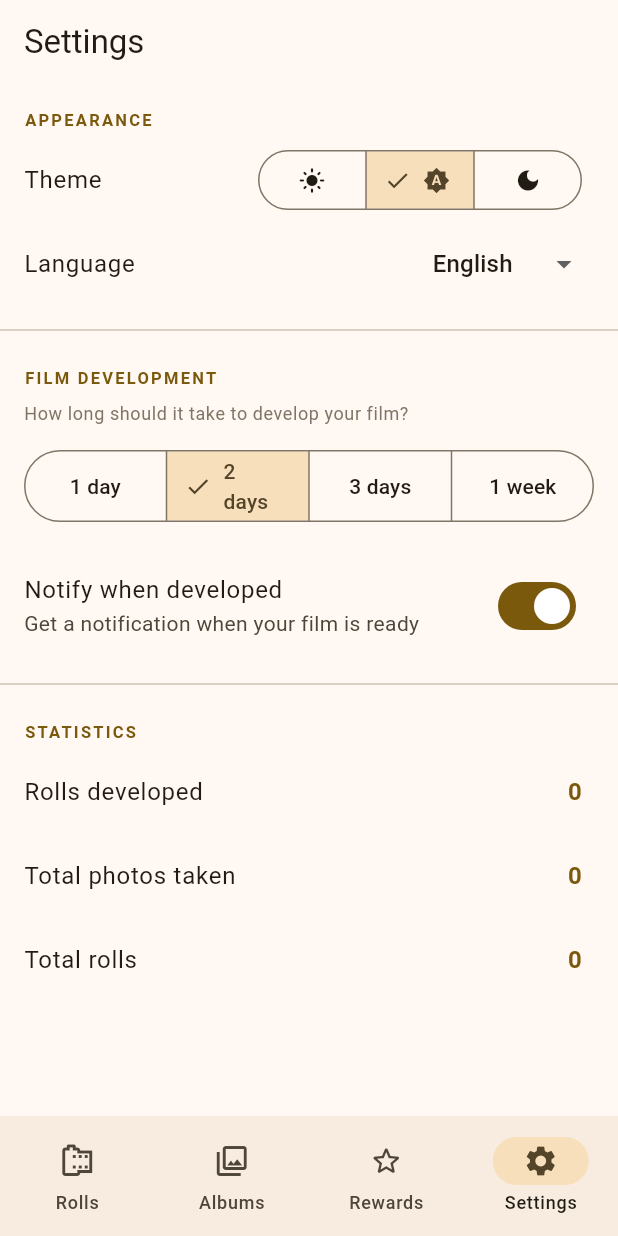
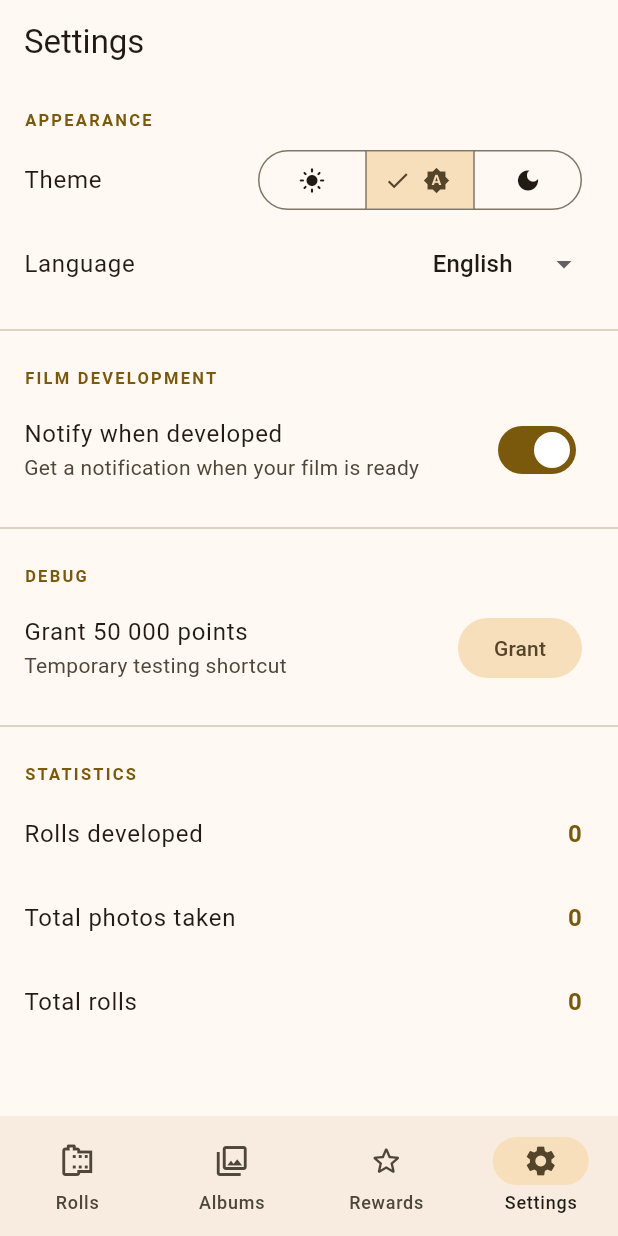
Before and after one commit to bandpassrecords/negativo, a Flutter app: the screen it shows after launch, item 4 of the bottom bar chosen, on a phone screen of 412 x 824 dp. Run offline on Flutter 3.47's test engine with Material 3 defaults, Android fonts, the phone set to English and light mode, and no system bars; our stand-ins replace camera, flutter_local_notifications, google_sign_in, hive_ce, hive_ce_flutter, image_picker and 4 more; accounts and stored records are empty; generated files the repository leaves out were written again.

Commit message:
Update translation

```diff
--- a/lib/screens/main_screen.dart
+++ b/lib/screens/main_screen.dart
@@ -1,4 +1,5 @@
 import 'package:flutter/material.dart';
+import '../l10n/app_localizations.dart';
 import 'rolls_screen.dart';
 import 'albums_screen.dart';
 import 'progress_screen.dart';
@@ -34,31 +35,32 @@ class _MainScreenState extends State<MainScreen> {
 
   @override
   Widget build(BuildContext context) {
+    final l = AppLocalizations.of(context)!;
     return Scaffold(
       body: _buildTab(),
       bottomNavigationBar: NavigationBar(
         selectedIndex: _index,
         onDestinationSelected: (i) => setState(() => _index = i),
-        destinations: const [
+        destinations: [
           NavigationDestination(
-            icon: Icon(Icons.camera_roll_outlined),
-            selectedIcon: Icon(Icons.camera_roll),
-            label: 'Rolls',
+            icon: const Icon(Icons.camera_roll_outlined),
+            selectedIcon: const Icon(Icons.camera_roll),
+            label: l.navRolls,
           ),
           NavigationDestination(
-            icon: Icon(Icons.photo_library_outlined),
-            selectedIcon: Icon(Icons.photo_library),
-            label: 'Albums',
+            icon: const Icon(Icons.photo_library_outlined),
+            selectedIcon: const Icon(Icons.photo_library),
+            label: l.navAlbums,
           ),
           NavigationDestination(
-            icon: Icon(Icons.star_outline_rounded),
-            selectedIcon: Icon(Icons.star_rounded),
-            label: 'Rewards',
+            icon: const Icon(Icons.star_outline_rounded),
+            selectedIcon: const Icon(Icons.star_rounded),
+            label: l.navRewards,
           ),
           NavigationDestination(
-            icon: Icon(Icons.settings_outlined),
-            selectedIcon: Icon(Icons.settings),
-            label: 'Settings',
+            icon: const Icon(Icons.settings_outlined),
+            selectedIcon: const Icon(Icons.settings),
+            label: l.navSettings,
           ),
         ],
       ),
--- a/lib/screens/settings_screen.dart
+++ b/lib/screens/settings_screen.dart
@@ -1,6 +1,8 @@
 import 'package:flutter/material.dart';
 import 'package:negativo/main.dart';
+import '../l10n/app_localizations.dart';
 import '../services/hive_service.dart';
+import '../services/scoring_service.dart';
 import '../models/app_settings.dart';
 
 class SettingsScreen extends StatefulWidget {
@@ -27,17 +29,17 @@ class _SettingsScreenState extends State<SettingsScreen> {
 
   @override
   Widget build(BuildContext context) {
-    final cs = Theme.of(context).colorScheme;
+    final l = AppLocalizations.of(context)!;
 
     return Scaffold(
-      appBar: AppBar(title: const Text('Settings')),
+      appBar: AppBar(title: Text(l.settingsTitle)),
       body: ListView(
         padding: const EdgeInsets.symmetric(vertical: 8),
         children: [
           // ── Appearance ──────────────────────────────────────────
-          const _SectionHeader(title: 'Appearance'),
+          _SectionHeader(title: l.settingsAppearance),
           ListTile(
-            title: const Text('Theme'),
+            title: Text(l.settingsTheme),
             trailing: SegmentedButton<String>(
               segments: const [
                 ButtonSegment(value: 'light', icon: Icon(Icons.light_mode, size: 18)),
@@ -55,7 +57,7 @@ class _SettingsScreenState extends State<SettingsScreen> {
             ),
           ),
           ListTile(
-            title: const Text('Language'),
+            title: Text(l.settingsLanguage),
             trailing: DropdownButton<String>(
               value: _settings.language,
               underline: const SizedBox.shrink(),
@@ -78,38 +80,10 @@ class _SettingsScreenState extends State<SettingsScreen> {
           const Divider(height: 32),
 
           // ── Film Development ─────────────────────────────────────
-          const _SectionHeader(title: 'Film Development'),
-          Padding(
-            padding: const EdgeInsets.symmetric(horizontal: 16, vertical: 4),
-            child: Text(
-              'How long should it take to develop your film?',
-              style: Theme.of(context)
-                  .textTheme
-                  .bodySmall
-                  ?.copyWith(color: cs.outline),
-            ),
-          ),
-          const SizedBox(height: 8),
-          Padding(
-            padding: const EdgeInsets.symmetric(horizontal: 16),
-            child: SegmentedButton<int>(
-              segments: const [
-                ButtonSegment(value: 24, label: Text('1 day')),
-                ButtonSegment(value: 48, label: Text('2 days')),
-                ButtonSegment(value: 72, label: Text('3 days')),
-                ButtonSegment(value: 168, label: Text('1 week')),
-              ],
-              selected: {_settings.developmentDurationHours},
-              onSelectionChanged: (v) {
-                setState(() => _settings.developmentDurationHours = v.first);
-                _save();
-              },
-            ),
-          ),
-          const SizedBox(height: 16),
+          _SectionHeader(title: l.settingsFilmDev),
           SwitchListTile(
-            title: const Text('Notify when developed'),
-            subtitle: const Text('Get a notification when your film is ready'),
+            title: Text(l.settingsNotifyDev),
+            subtitle: Text(l.settingsNotifyDevSub),
             value: _settings.developmentNotificationsEnabled,
             onChanged: (v) {
               setState(() => _settings.developmentNotificationsEnabled = v);
@@ -119,18 +93,38 @@ class _SettingsScreenState extends State<SettingsScreen> {
 
           const Divider(height: 32),
 
+          // ── Debug ────────────────────────────────────────────────
+          const _SectionHeader(title: 'Debug'),
+          ListTile(
+            title: const Text('Grant 50 000 points'),
+            subtitle: const Text('Temporary testing shortcut'),
+            trailing: FilledButton.tonal(
+              onPressed: () async {
+                await ScoringService.addPoints(50000);
+                if (context.mounted) {
+                  ScaffoldMessenger.of(context).showSnackBar(
+                    const SnackBar(content: Text('50 000 points added!')),
+                  );
+                }
+              },
+              child: const Text('Grant'),
+            ),
+          ),
+
+          const Divider(height: 32),
+
           // ── Statistics ───────────────────────────────────────────
-          const _SectionHeader(title: 'Statistics'),
+          _SectionHeader(title: l.settingsStatistics),
           _StatTile(
-            label: 'Rolls developed',
+            label: l.settingsRollsDeveloped,
             value: '${HiveService.getTotalDevelopedRolls()}',
           ),
           _StatTile(
-            label: 'Total photos taken',
+            label: l.settingsTotalPhotos,
             value: '${HiveService.getTotalExposures()}',
           ),
           _StatTile(
-            label: 'Total rolls',
+            label: l.settingsTotalRolls,
             value: '${HiveService.getTotalRolls()}',
           ),
 
--- a/lib/services/film_service.dart
+++ b/lib/services/film_service.dart
@@ -23,13 +23,12 @@ class FilmService {
     int capacity, {
     String? filmStockId,
   }) async {
-    final settings = HiveService.getSettings();
     final roll = FilmRoll(
       id: _uuid.v4(),
       name: name,
       capacity: capacity,
       createdAt: DateTime.now(),
-      developmentDurationHours: settings.developmentDurationHours,
+      developmentDurationHours: ScoringService.developmentHours,
       filmStockId: filmStockId,
     );
     await HiveService.saveFilmRoll(roll);
--- a/lib/services/scoring_service.dart
+++ b/lib/services/scoring_service.dart
@@ -16,6 +16,10 @@ class ScoringService {
   static const String filmHp5    = 'film_hp5';
   static const String filmEktar  = 'film_ektar';
   static const String filmVelvia = 'film_velvia';
+
+  // Development time reductions (default is 3 days / 72 h)
+  static const String devTime2Days = 'dev_2days'; // reduce to 2 days
+  static const String devTime1Day  = 'dev_1day';  // reduce to 1 day
 
   // ── Earning ───────────────────────────────────────────────────────────────
   static const int ptsPerPhoto    = 5;
@@ -44,7 +48,8 @@ class ScoringService {
 
   // ── Permanent unlock costs ────────────────────────────────────────────────
   static const List<String> featureOrder = [
-    roll24, roll36, filmHp5, slot2, filmEktar, filmVelvia, slotUnlimited,
+    roll24, roll36, filmHp5, slot2, filmEktar, filmVelvia,
+    devTime2Days, devTime1Day, slotUnlimited,
   ];
 
   static const Map<String, int> unlockCosts = {
@@ -54,6 +59,8 @@ class ScoringService {
     slot2:         900,
     filmEktar:     450,
     filmVelvia:    800,
+    devTime2Days:  600,
+    devTime1Day:   1200,
     slotUnlimited: 2500,
   };
 
@@ -64,6 +71,8 @@ class ScoringService {
     slot2:         'Load 2 rolls at once',
     filmEktar:     'Kodak Ektar 100',
     filmVelvia:    'Fujifilm Velvia 50',
+    devTime2Days:  'Faster development (2 days)',
+    devTime1Day:   'Express development (1 day)',
     slotUnlimited: 'Unlimited rolls',
   };
 
@@ -74,6 +83,8 @@ class ScoringService {
     slot2:         'Keep two rolls loaded simultaneously.',
     filmEktar:     'Ultra-vivid colour with punchy reds and sharp detail.',
     filmVelvia:    'Hyper-saturated landscape film with deep shadows.',
+    devTime2Days:  'Cut development time down to 2 days.',
+    devTime1Day:   'Same-day development — your roll is ready in 24 hours.',
     slotUnlimited: 'The ultimate upgrade — load as many rolls as you want.',
   };
 
@@ -119,6 +130,14 @@ class ScoringService {
 
   // ── Derived state ─────────────────────────────────────────────────────────
 
+  /// Development duration in hours based on unlocked speed upgrades.
+  /// Default 72 h (3 days) → 48 h (2 days) → 24 h (1 day).
+  static int get developmentHours {
+    if (isUnlocked(devTime1Day))  return 24;
+    if (isUnlocked(devTime2Days)) return 48;
+    return 72;
+  }
+
   static int get maxActiveSlots {
     if (isUnlocked(slotUnlimited)) return 99;
     if (isUnlocked(slot2)) return 2;
```
Also changed, not shown: lib/screens/albums_screen.dart (+9 -6 lines), lib/screens/developed_gallery_screen.dart (+9 -6 lines), lib/screens/film_roll_detail_screen.dart (+55 -70 lines), lib/screens/new_roll_screen.dart (+23 -14 lines), lib/screens/progress_screen.dart (+35 -27 lines), lib/screens/rolls_screen.dart (+24 -24 lines).
